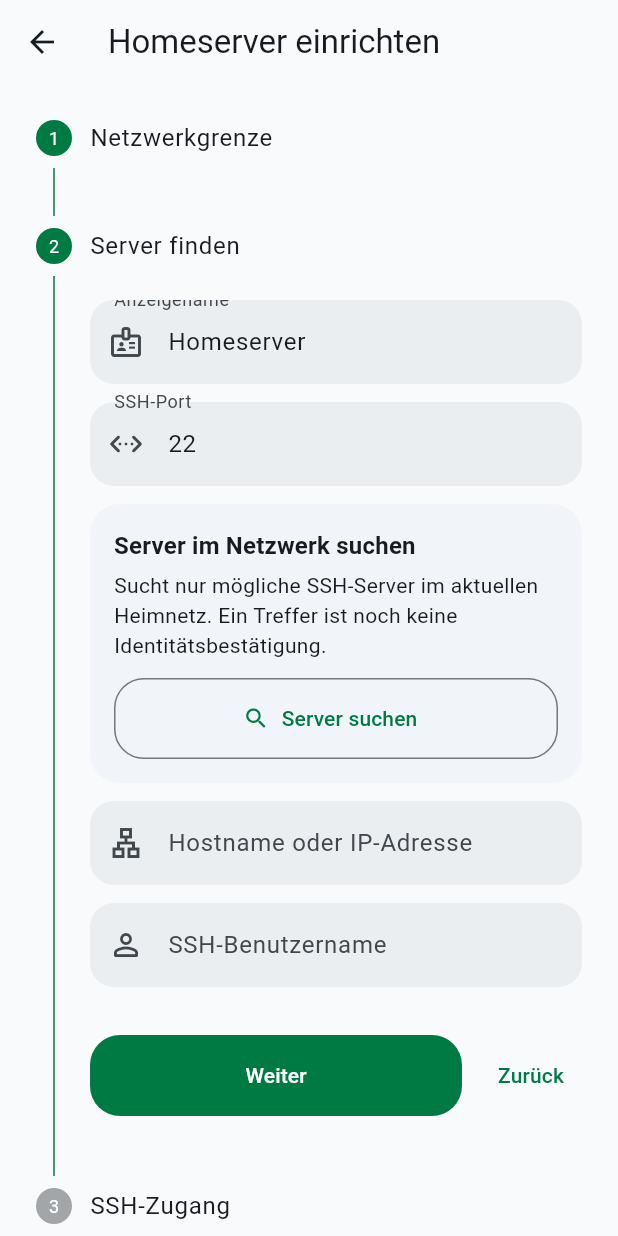
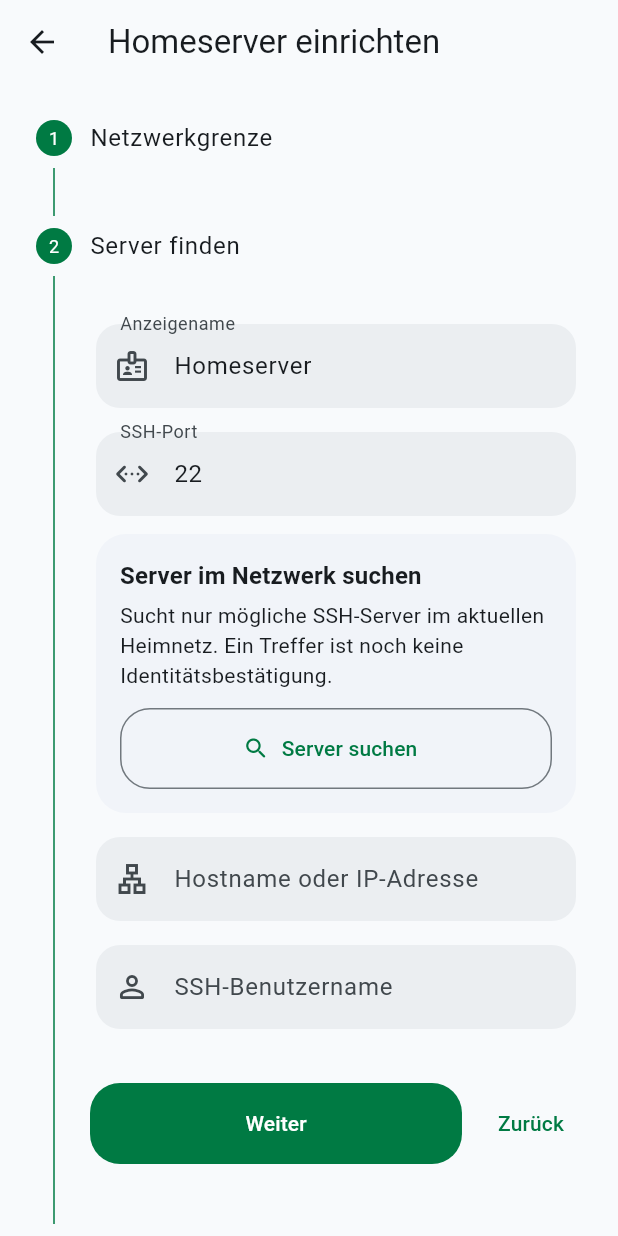
Before and after one commit to Web-Developer-DB/Servergy, a Flutter app: the SetupScreen screen opened directly, after a tap on "Weiter", on a phone screen of 412 x 824 dp. Run offline on Flutter 3.47's test engine with Material 3 defaults, Android fonts, the light colour scheme and no system bars; our stand-ins replace file_picker, flutter_riverpod, flutter_secure_storage, multicast_dns, shared_preferences; missing offline and left inert: dartssh2, network_info_plus; accounts and stored records are empty.

Commit message:
Improve setup Stepper layout on narrow screens

```diff
--- a/lib/servergy_app.dart
+++ b/lib/servergy_app.dart
@@ -334,9 +334,7 @@ class _Actions extends ConsumerWidget {
           onPressed: state.busy || !profile.canWake ? null : controller.wake,
           icon: const Icon(Icons.keyboard_double_arrow_up_rounded),
           label: Text(
-            profile.canWake
-                ? 'Server starten'
-                : 'Wake-on-LAN noch einrichten',
+            profile.canWake ? 'Server starten' : 'Wake-on-LAN noch einrichten',
           ),
         ),
         if (!profile.canWake) ...[
@@ -498,6 +496,9 @@ class _SetupScreenState extends ConsumerState<SetupScreen> {
   final _broadcast = TextEditingController(text: '255.255.255.255');
   final _wolPort = TextEditingController(text: '9');
   final _password = TextEditingController();
+  // Stepper manages a long form on small phones. Keeping the controller here
+  // lets Flutter retain a stable scroll position during rebuilds.
+  final _stepScrollController = ScrollController();
   var _step = 0;
   var _mode = AuthenticationMode.keyPreferred;
   var _configureWake = false;
@@ -524,6 +525,7 @@ class _SetupScreenState extends ConsumerState<SetupScreen> {
 
   @override
   void dispose() {
+    _stepScrollController.dispose();
     for (final item in [
       _name,
       _host,
@@ -553,6 +555,13 @@ class _SetupScreenState extends ConsumerState<SetupScreen> {
       child: Form(
         key: _form,
         child: Stepper(
+          controller: _stepScrollController,
+          physics: const ClampingScrollPhysics(),
+          // The default Stepper margin is generous on tablets but makes the
+          // content too narrow on phones. A small, explicit margin works from
+          // compact phones through desktop windows without touching the rail.
+          margin: const EdgeInsets.fromLTRB(12, 8, 12, 28),
+          clipBehavior: Clip.none,
           currentStep: _step,
           onStepCancel: _step == 0
               ? () => Navigator.pop(context)
@@ -580,16 +589,19 @@ class _SetupScreenState extends ConsumerState<SetupScreen> {
             Step(
               title: const Text('Netzwerkgrenze'),
               isActive: _step >= 0,
-              content: const _StepInfo(
+              content: _stepContent(
+                const _StepInfo(
                   icon: Icons.home_outlined,
                   text:
                       'Für die Ersteinrichtung muss dein Homeserver eingeschaltet und im Heimnetz erreichbar sein. Servergy arbeitet im Heimnetz oder über ein vorhandenes VPN. Die automatische Suche prüft nur dein aktuelles lokales Netz; VPN-Ziele trägst du manuell ein.',
                 ),
               ),
+            ),
             Step(
               title: const Text('Server finden'),
               isActive: _step >= 1,
-              content: Column(
+              content: _stepContent(
+                Column(
                   children: [
                     _field(_name, 'Anzeigename', Icons.badge_outlined),
                     _field(
@@ -600,7 +612,11 @@ class _SetupScreenState extends ConsumerState<SetupScreen> {
                     ),
                     _discoveryCard(),
                     const SizedBox(height: 12),
-                  _field(_host, 'Hostname oder IP-Adresse', Icons.lan_outlined),
+                    _field(
+                      _host,
+                      'Hostname oder IP-Adresse',
+                      Icons.lan_outlined,
+                    ),
                     _field(
                       _user,
                       'SSH-Benutzername',
@@ -609,34 +625,44 @@ class _SetupScreenState extends ConsumerState<SetupScreen> {
                   ],
                 ),
               ),
+            ),
             Step(
               title: const Text('SSH-Zugang'),
               isActive: _step >= 2,
-              content: _authStep(),
+              content: _stepContent(_authStep()),
             ),
             Step(
               title: const Text('Verbindung prüfen'),
               isActive: _step >= 3,
-              content: const _StepInfo(
+              content: _stepContent(
+                const _StepInfo(
                   icon: Icons.verified_user_outlined,
                   text:
                       'Beim ersten SSH-Kontakt wird der Schlüsseltyp und der SHA-256-Fingerprint deines Servers angezeigt. Vergleiche ihn direkt am Server, bevor du vertraust.',
                 ),
               ),
+            ),
             Step(
               title: const Text('Server später starten'),
               isActive: _step >= 4,
-              content: _wakeStep(),
+              content: _stepContent(_wakeStep()),
             ),
           ],
         ),
       ),
     ),
   );
+
+  /// Adds breathing room above every step's first child. Floating field labels
+  /// can otherwise be clipped by the Stepper's expanding/collapsing viewport.
+  Widget _stepContent(Widget child) =>
+      Padding(padding: const EdgeInsets.fromLTRB(4, 12, 4, 4), child: child);
+
   Widget _authStep() => Column(
     crossAxisAlignment: CrossAxisAlignment.stretch,
     children: [
       RadioListTile<AuthenticationMode>(
+        contentPadding: const EdgeInsets.symmetric(horizontal: 4),
         value: AuthenticationMode.keyPreferred,
         groupValue: _mode,
         onChanged: (v) => setState(() => _mode = v!),
@@ -649,7 +675,11 @@ class _SetupScreenState extends ConsumerState<SetupScreen> {
         secondary: const Icon(Icons.key_outlined),
       ),
       if (_mode == AuthenticationMode.keyPreferred)
-        OutlinedButton.icon(
+        Padding(
+          // Keep the button's rounded border clear of the Stepper rail on
+          // narrow displays. It also leaves room for focus and touch effects.
+          padding: const EdgeInsets.symmetric(horizontal: 8, vertical: 4),
+          child: OutlinedButton.icon(
             onPressed: _importKey,
             icon: const Icon(Icons.file_open_outlined),
             label: Text(
@@ -658,7 +688,9 @@ class _SetupScreenState extends ConsumerState<SetupScreen> {
                   : 'Schlüsseldatei ändern',
             ),
           ),
+        ),
       RadioListTile<AuthenticationMode>(
+        contentPadding: const EdgeInsets.symmetric(horizontal: 4),
         value: AuthenticationMode.passwordOnly,
         groupValue: _mode,
         onChanged: (v) => setState(() => _mode = v!),
@@ -732,9 +764,9 @@ class _SetupScreenState extends ConsumerState<SetupScreen> {
           children: [
             Text(
               'Server im Netzwerk suchen',
-              style: Theme.of(context).textTheme.titleMedium?.copyWith(
-                fontWeight: FontWeight.w700,
-              ),
+              style: Theme.of(
+                context,
+              ).textTheme.titleMedium?.copyWith(fontWeight: FontWeight.w700),
             ),
             const SizedBox(height: 4),
             const Text(
@@ -748,14 +780,18 @@ class _SetupScreenState extends ConsumerState<SetupScreen> {
                       try {
                         ref
                             .read(discoveryProvider.notifier)
-                            .search(validatePort(_sshPort.text, label: 'SSH-Port'));
+                            .search(
+                              validatePort(_sshPort.text, label: 'SSH-Port'),
+                            );
                       } on ServergyError catch (error) {
-                        ScaffoldMessenger.of(context).showSnackBar(
-                          SnackBar(content: Text(error.message)),
-                        );
+                        ScaffoldMessenger.of(
+                          context,
+                        ).showSnackBar(SnackBar(content: Text(error.message)));
                       }
                     },
-              icon: Icon(searching ? Icons.close_rounded : Icons.search_rounded),
+              icon: Icon(
+                searching ? Icons.close_rounded : Icons.search_rounded,
+              ),
               label: Text(searching ? 'Suche abbrechen' : 'Server suchen'),
             ),
             if (discovery.scope != null) ...[
@@ -805,13 +841,16 @@ class _SetupScreenState extends ConsumerState<SetupScreen> {
       ),
     );
   }
+
   Widget _field(
     TextEditingController controller,
     String label,
     IconData icon, {
     bool number = false,
   }) => Padding(
-    padding: const EdgeInsets.only(bottom: 12),
+    // A little top space protects a floating input label at the top of a
+    // Stepper page, especially after the framework scrolls to the active step.
+    padding: const EdgeInsets.fromLTRB(0, 4, 0, 12),
     child: TextFormField(
       controller: controller,
       keyboardType: number ? TextInputType.number : null,
@@ -882,7 +921,9 @@ class _SetupScreenState extends ConsumerState<SetupScreen> {
           : _password.text.isEmpty
           ? const SecretUpdate.keep()
           : SecretUpdate.replace(_password.text);
-      final saved = await ref.read(controllerProvider.notifier).verifyAndSave(
+      final saved = await ref
+          .read(controllerProvider.notifier)
+          .verifyAndSave(
             profile,
             passwordUpdate: passwordUpdate,
             privateKeyPem: _keyPem,
```
Lines whose indentation alone changed are shown as unchanged.
